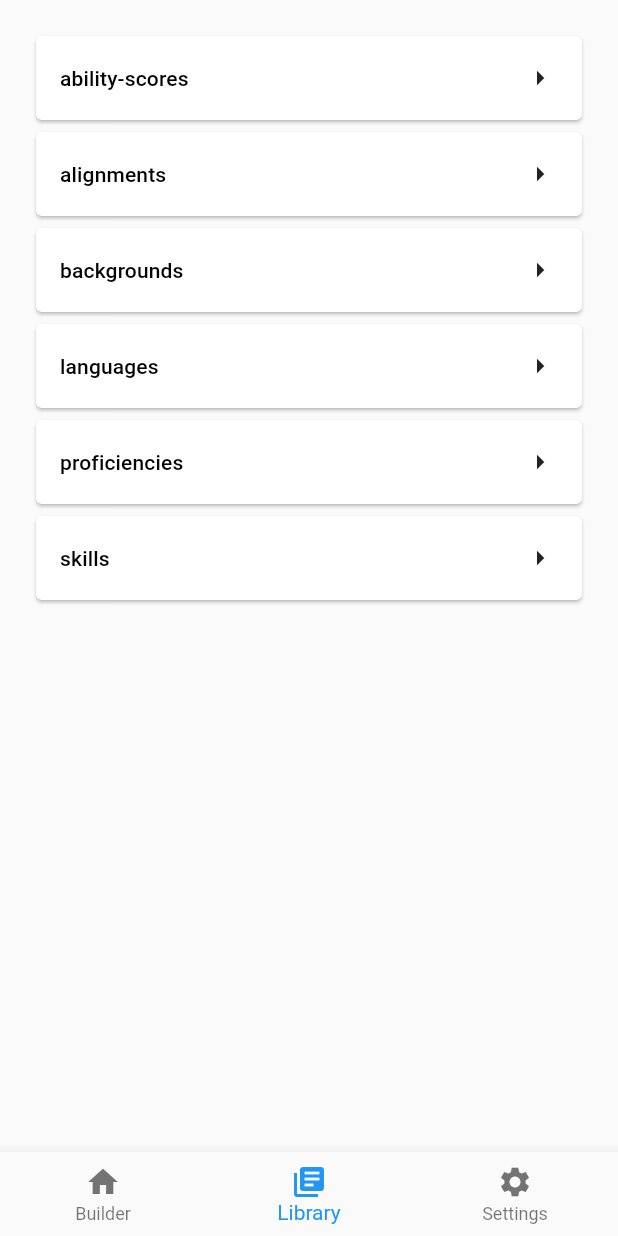
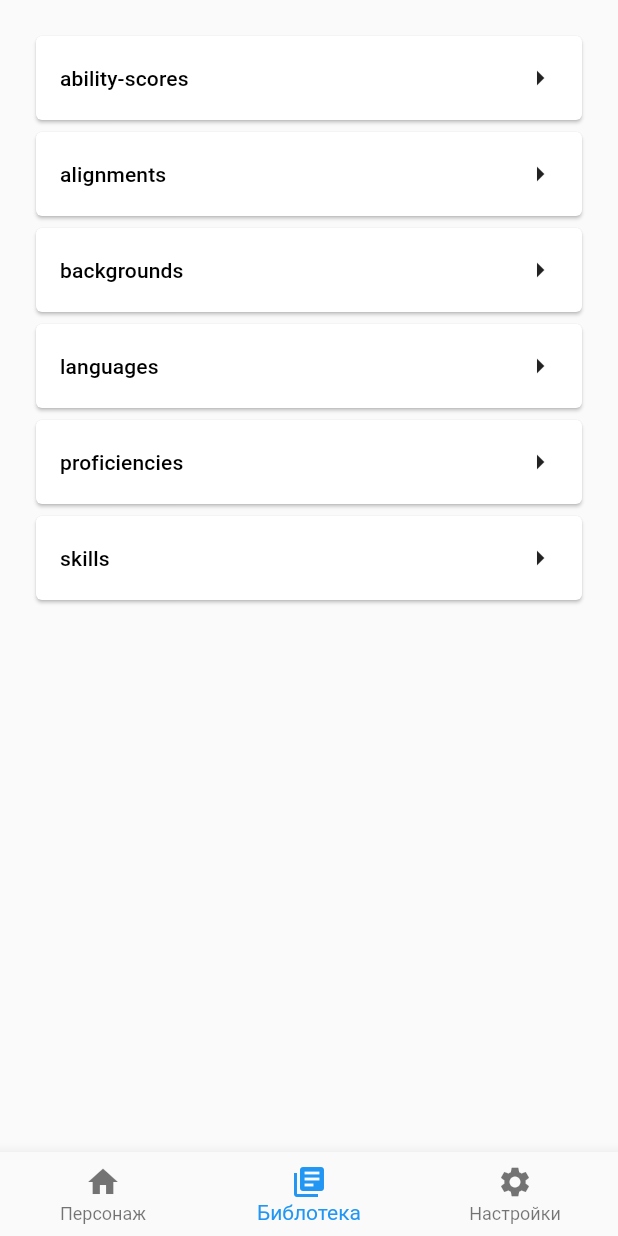
Before and after one commit to niyaz1998/dnd5_character_creator, a Flutter app: the screen it shows after launch, on a phone screen of 412 x 824 dp. Run offline on Flutter 3.47's test engine with Material 2 defaults, Android fonts, the phone set to English and light mode, and no system bars; our stand-ins replace auto_route, device_preview, dio, flutter_bloc, freezed_annotation, get_it and 2 more.

Commit message:
Добавил локализацию

```diff
--- /dev/null
+++ b/l10n.yaml
@@ -0,0 +1,6 @@
+arb-dir: lib/l10n
+template-arb-file: app_ru.arb
+output-dir: lib/l10n/generated
+synthetic-package: false
+output-localization-file: app_localizations.dart
+untranslated-messages-file: untranslated_messages.txt
--- a/lib/app/app_runner.dart
+++ b/lib/app/app_runner.dart
@@ -1,4 +1,3 @@
-import 'package:easy_localization/easy_localization.dart';
 import 'package:gin_app_logger/gin_app_logger.dart';
 import 'package:gin_app_runner/gin_app_runner.dart';
 
@@ -12,7 +11,6 @@ class MainAppRunner extends AppRunner {
   @override
   Future<void> preloadData() async {
     super.preloadData();
-    await EasyLocalization.ensureInitialized();
     configureDependencies(env);
   }
 
--- a/lib/features/app_home/presentation/app_home_page.dart
+++ b/lib/features/app_home/presentation/app_home_page.dart
@@ -2,12 +2,14 @@ import 'package:auto_route/auto_route.dart';
 import 'package:flutter/material.dart';
 
 import '../../../app/presentation/router/app_router.dart';
+import '../../../app/utils/app_context.dart';
 
 class AppHomePage extends StatelessWidget {
   const AppHomePage({Key? key}) : super(key: key);
 
   @override
   Widget build(BuildContext context) {
+    final locale = context.appLocale;
     return Container(
       color: Colors.yellow,
       child: AutoTabsScaffold(
@@ -20,18 +22,18 @@ class AppHomePage extends StatelessWidget {
           return BottomNavigationBar(
             currentIndex: tabsRouter.activeIndex,
             onTap: tabsRouter.setActiveIndex,
-            items: const [
+            items:  [
               BottomNavigationBarItem(
-                label: 'Builder',
-                icon: Icon(Icons.home),
+                label:locale.builder,
+                icon: const Icon(Icons.home),
               ),
               BottomNavigationBarItem(
-                label: 'Library',
-                icon: Icon(Icons.library_books),
+                label: locale.library,
+                icon: const Icon(Icons.library_books),
               ),
               BottomNavigationBarItem(
-                label: 'Settings',
-                icon: Icon(Icons.settings),
+                label: locale.settings,
+                icon: const Icon(Icons.settings),
               ),
             ],
           );
--- /dev/null
+++ b/lib/l10n/app_en.arb
@@ -0,0 +1,6 @@
+{
+  "dnd": "дында",
+  "builder": "Builder",
+  "library": "Library",
+  "settings": "Settings"
+}
--- /dev/null
+++ b/lib/l10n/app_ru.arb
@@ -0,0 +1,6 @@
+{
+  "dnd": "дында",
+  "builder": "Персонаж",
+  "library": "Библотека",
+  "settings": "Настройки"
+}
--- a/pubspec.yaml
+++ b/pubspec.yaml
@@ -20,7 +20,7 @@ dependencies:
     path: plugins/gin_app_logger
   cupertino_icons: ^1.0.5
   injectable: ^1.5.3
-  easy_localization: ^3.0.1
+  intl: ^0.17.0
   get_it: ^7.2.0
   flutter_bloc: ^8.0.1
   bloc: ^8.0.3
```
Also changed, not shown: lib/app/app_builder.dart (+4 -6 lines), lib/app/utils/app_context.dart (added, +11 -0 lines), lib/l10n/generated/app_localizations.dart (added), lib/l10n/generated/app_localizations_en.dart (added), lib/l10n/generated/app_localizations_ru.dart (added), pubspec.lock.
